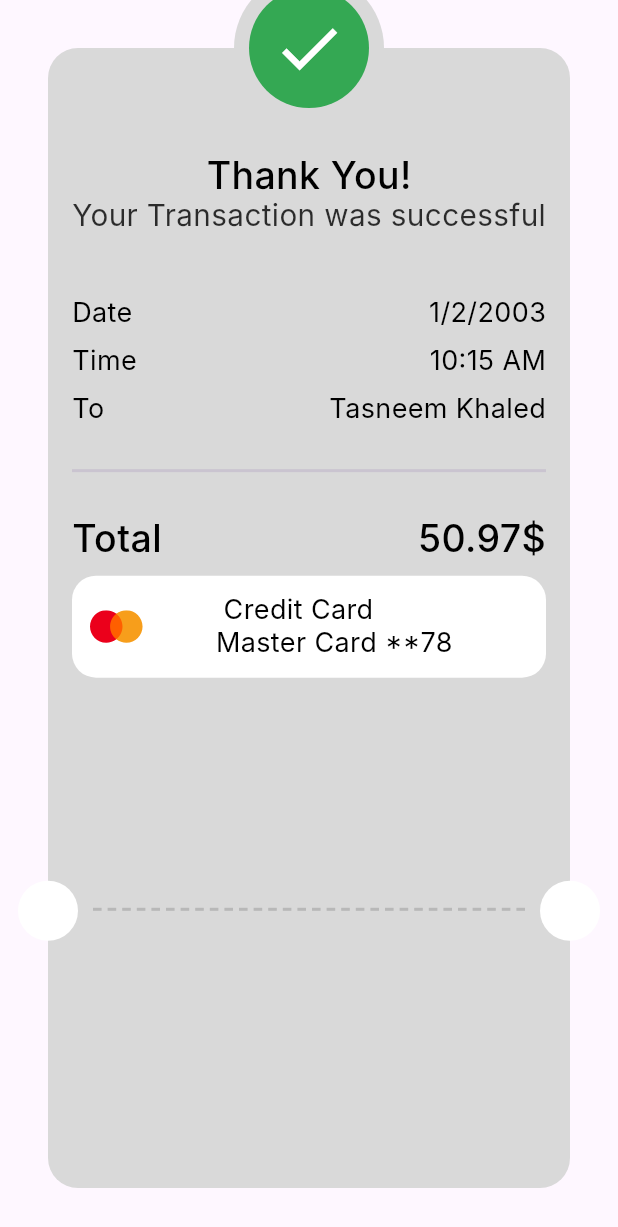
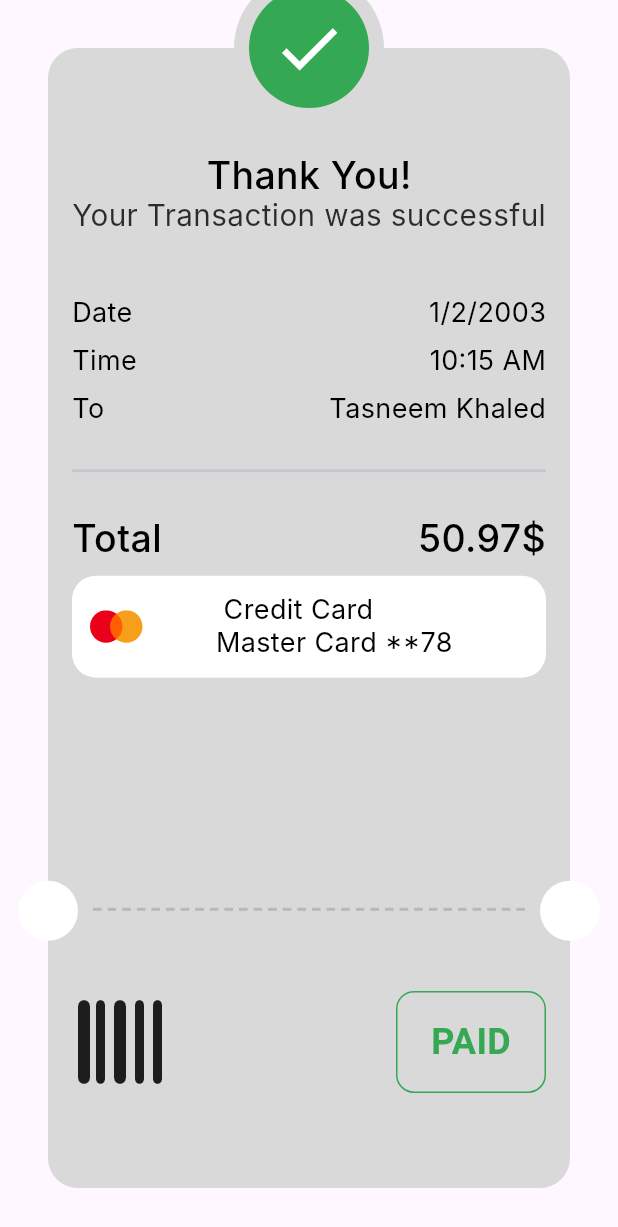
Before and after one commit to tasneemakhaled/flutter_payement_checkout, a Flutter app: the ThankYouView screen opened directly, on a phone screen of 412 x 824 dp. Shown: the top 1227 px of the screen. Run offline on Flutter 3.47's test engine with Material 3 defaults, Android fonts, the phone set to English and light mode, and no system bars; our stand-ins replace flutter_credit_card, flutter_svg, font_awesome_flutter; Roboto replaces fonts that are missing (Inter).

Commit message:
finish thank uu card

```diff
--- a/lib/Features/checkout/presentation/views/widgets/thank_you_card.dart
+++ b/lib/Features/checkout/presentation/views/widgets/thank_you_card.dart
@@ -3,6 +3,7 @@ import 'package:flutter/material.dart';
 import 'package:flutter_payement_checkout/Features/checkout/presentation/views/widgets/order_info_item.dart';
 import 'package:flutter_payement_checkout/core/utils/styles.dart';
 import 'package:flutter_svg/flutter_svg.dart';
+import 'package:font_awesome_flutter/font_awesome_flutter.dart';
 
 class ThankYouCard extends StatelessWidget {
   const ThankYouCard({
@@ -54,6 +55,25 @@ class ThankYouCard extends StatelessWidget {
                 ),
 
                 ),
+
+                Spacer(),
+                Row(
+                  mainAxisAlignment: MainAxisAlignment.spaceBetween,
+                  children: [
+              Icon(FontAwesomeIcons.barcode,size: 64,),
+              Container(
+                width: 100,
+                decoration: BoxDecoration(
+
+                  border: Border.all(color: Color(0xff34a853),),
+                  borderRadius: BorderRadius.circular(12)
+                ),
+                child: Padding(
+                  padding: const EdgeInsets.all(16),
+                  child: Center(child: Text('PAID',style: TextStyle(color: Color(0xff34a853),fontSize: 24,fontWeight: FontWeight.bold),)),
+                ),)
+                ],),
+                SizedBox(height: ((MediaQuery.sizeOf(context).height*.2+20)/2)-29,)
             ],),
         )
     );
--- a/pubspec.yaml
+++ b/pubspec.yaml
@@ -33,6 +33,7 @@ dependencies:
     sdk: flutter
   flutter_credit_card: ^4.1.0
   flutter_svg: ^2.2.3
+  font_awesome_flutter: ^10.12.0
 
 dev_dependencies:
   flutter_lints: ^6.0.0
```
Also changed, not shown: pubspec.lock.
